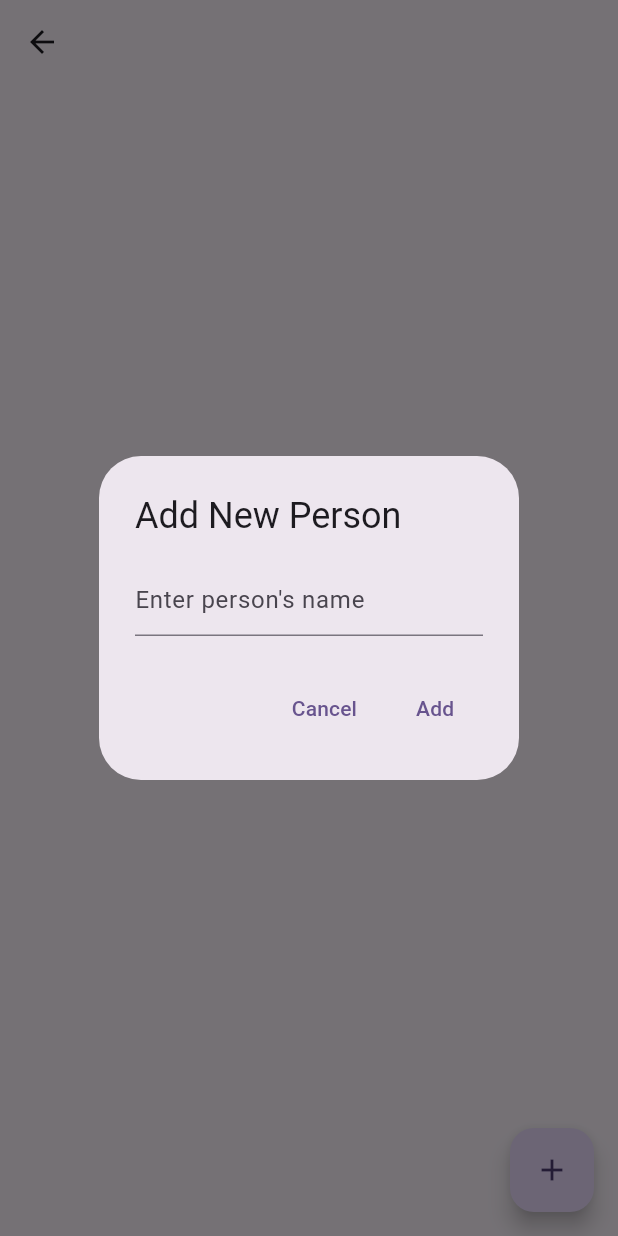
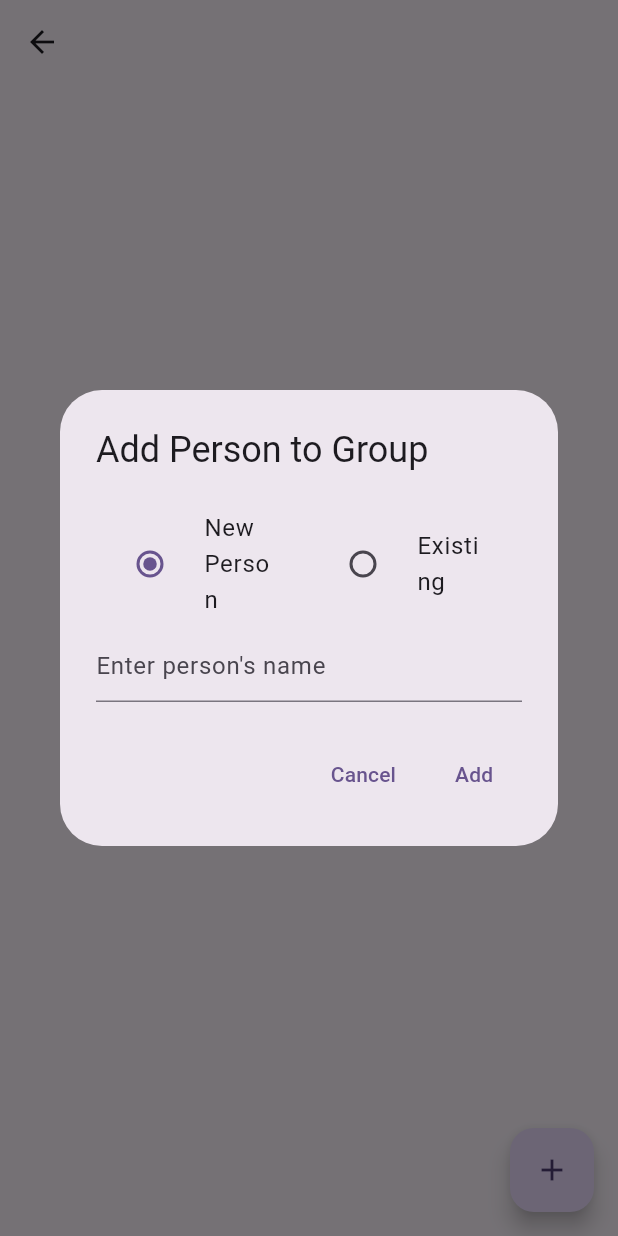
Before and after one commit to KevinNordenhog/Flutterbutter, a Flutter app: the GroupPage screen opened directly with empty values, after a tap on the "add" icon, on a phone screen of 412 x 824 dp. Run offline on Flutter 3.47's test engine with Material 3 defaults, Android fonts, the phone set to English and light mode, and no system bars; our stand-ins replace sqflite; accounts and stored records are empty.

Commit message:
Added person selection in group page

```diff
--- a/flutter_application/lib/pages/group_page.dart
+++ b/flutter_application/lib/pages/group_page.dart
@@ -55,17 +55,107 @@ class _GroupPageState extends State<GroupPage> {
   }
 
   void _showAddPersonDialog() {
+    // Create dialog state outside the builder
+    final dialogState = _DialogState(
+      isNewPerson: true,
+      newPersonName: '',
+      selectedPerson: null,
+      availablePeople: [],
+    );
+
     showDialog(
       context: context,
       builder: (BuildContext context) {
-        String newPersonName = '';
+        return StatefulBuilder(
+          builder: (BuildContext context, StateSetter setDialogState) {
+            Future<void> loadAvailablePeople() async {
+              final List<Map<String, dynamic>> maps =
+                  await _database.query('people');
+              setDialogState(() {
+                dialogState.availablePeople = maps
+                    .map((map) => Person.fromMap(map))
+                    .where(
+                        (person) => !person.groupIds.contains(widget.group.id))
+                    .toList();
+              });
+            }
+
             return AlertDialog(
-          title: const Text('Add New Person'),
-          content: TextField(
+              title: const Text('Add Person to Group'),
+              content: FutureBuilder(
+                future: loadAvailablePeople(),
+                builder: (context, snapshot) {
+                  return SingleChildScrollView(
+                    child: Column(
+                      mainAxisSize: MainAxisSize.min,
+                      children: [
+                        Row(
+                          children: [
+                            Expanded(
+                              child: RadioListTile<bool>(
+                                title: const Text('New Person'),
+                                value: true,
+                                groupValue: dialogState.isNewPerson,
+                                onChanged: (bool? value) {
+                                  setDialogState(() {
+                                    dialogState.isNewPerson = value!;
+                                    dialogState.selectedPerson = null;
+                                  });
+                                },
+                              ),
+                            ),
+                            Expanded(
+                              child: RadioListTile<bool>(
+                                title: const Text('Existing'),
+                                value: false,
+                                groupValue: dialogState.isNewPerson,
+                                onChanged: (bool? value) {
+                                  setDialogState(() {
+                                    dialogState.isNewPerson = value!;
+                                    dialogState.newPersonName = '';
+                                  });
+                                },
+                              ),
+                            ),
+                          ],
+                        ),
+                        if (dialogState.isNewPerson)
+                          TextField(
                             onChanged: (value) {
-              newPersonName = value;
+                              setDialogState(() {
+                                dialogState.newPersonName = value;
+                              });
                             },
-            decoration: const InputDecoration(hintText: "Enter person's name"),
+                            decoration: const InputDecoration(
+                              hintText: "Enter person's name",
+                            ),
+                          )
+                        else if (dialogState.availablePeople.isEmpty)
+                          const Padding(
+                            padding: EdgeInsets.all(8.0),
+                            child: Text('No available people to add'),
+                          )
+                        else
+                          DropdownButtonFormField<Person>(
+                            value: dialogState.selectedPerson,
+                            hint: const Text('Select a person'),
+                            items: dialogState.availablePeople
+                                .map((Person person) {
+                              return DropdownMenuItem<Person>(
+                                value: person,
+                                child: Text(person.name),
+                              );
+                            }).toList(),
+                            onChanged: (Person? value) {
+                              setDialogState(() {
+                                dialogState.selectedPerson = value;
+                              });
+                            },
+                          ),
+                      ],
+                    ),
+                  );
+                },
               ),
               actions: <Widget>[
                 TextButton(
@@ -74,14 +164,34 @@ class _GroupPageState extends State<GroupPage> {
                 ),
                 TextButton(
                   child: const Text('Add'),
-              onPressed: () {
-                if (newPersonName.isNotEmpty) {
-                  _addPerson(newPersonName);
+                  onPressed: () async {
+                    if (dialogState.isNewPerson &&
+                        dialogState.newPersonName.isNotEmpty) {
+                      await _addPerson(dialogState.newPersonName);
+                      Navigator.pop(context);
+                    } else if (!dialogState.isNewPerson &&
+                        dialogState.selectedPerson != null) {
+                      final updatedPerson =
+                          dialogState.selectedPerson!.copyWith(
+                        groupIds: [
+                          ...dialogState.selectedPerson!.groupIds,
+                          widget.group.id!
+                        ],
+                      );
+                      await _database.update(
+                        'people',
+                        updatedPerson.toMap(),
+                        where: 'id = ?',
+                        whereArgs: [updatedPerson.id],
+                      );
+                      _loadPersons();
                       Navigator.pop(context);
                     }
                   },
                 ),
               ],
+            );
+          },
         );
       },
     );
@@ -112,3 +222,18 @@ class _GroupPageState extends State<GroupPage> {
     );
   }
 }
+
+// Helper class to manage dialog state
+class _DialogState {
+  bool isNewPerson;
+  String newPersonName;
+  Person? selectedPerson;
+  List<Person> availablePeople;
+
+  _DialogState({
+    required this.isNewPerson,
+    required this.newPersonName,
+    required this.selectedPerson,
+    required this.availablePeople,
+  });
+}
```
Lines whose indentation alone changed are shown as unchanged.
